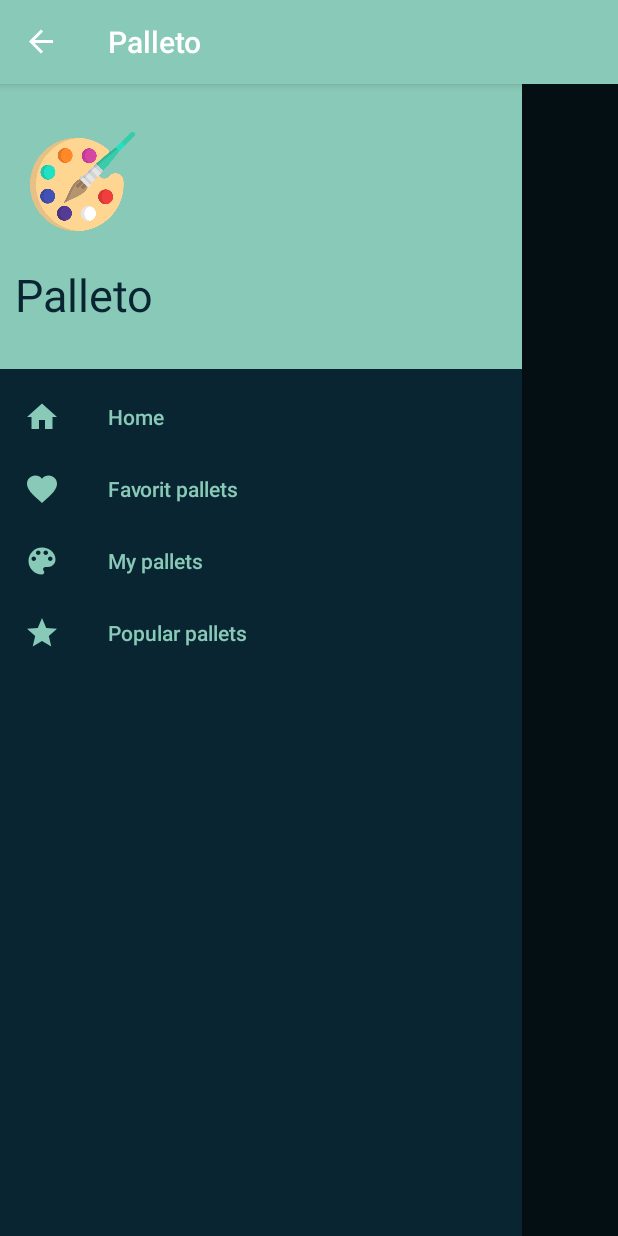
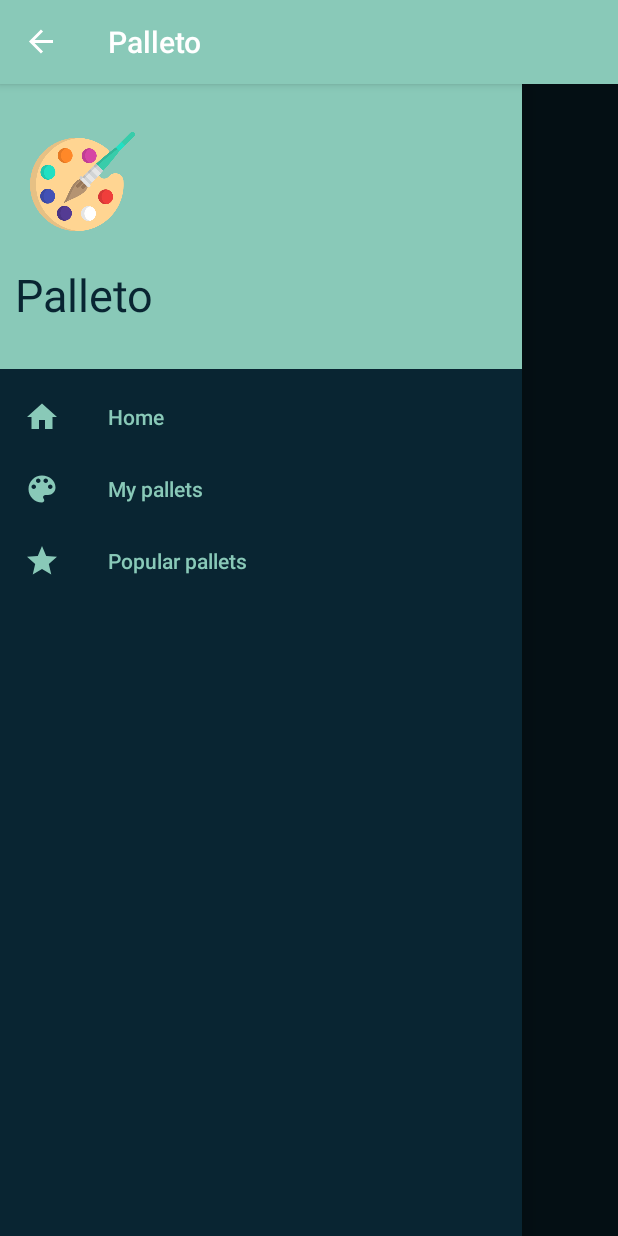
Before and after one commit to sharif-dev/Palleto_Project, an Android app: the MainActivity screen opened directly, with no data from a screen before it, with the side drawer open, on a phone screen of 412 x 824 dp. Run offline under Robolectric (Android 15) with nearby library versions, the phone set to English and light mode, and no system bars; our stand-ins replace Room's generated code.

Commit message:
correction of menu items

```diff
--- a/app/src/main/res/menu/drawer_menu.xml
+++ b/app/src/main/res/menu/drawer_menu.xml
@@ -7,9 +7,6 @@
             android:title="Home"
             android:icon="@drawable/ic_home_black_24dp"/>
 
-        <item android:id="@+id/favorit"
-            android:title="Favorit pallets"
-            android:icon="@drawable/ic_favorite"/>
         <item android:id="@+id/collection"
             android:title="My pallets"
             android:icon="@drawable/ic_palette"/>
```
